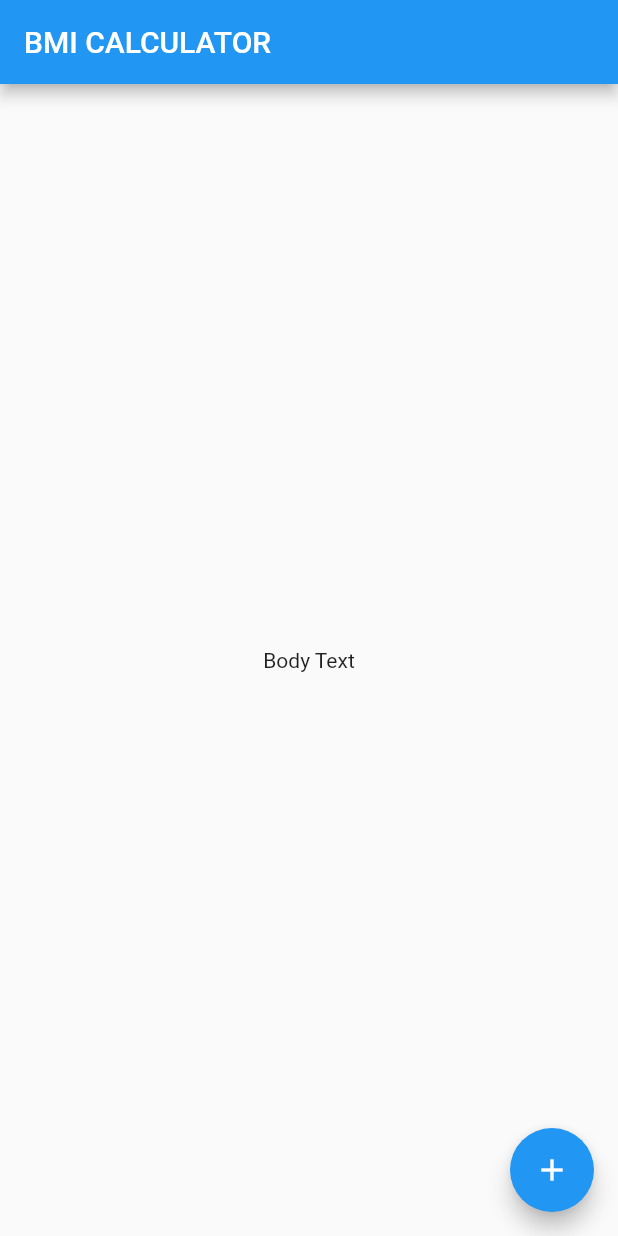
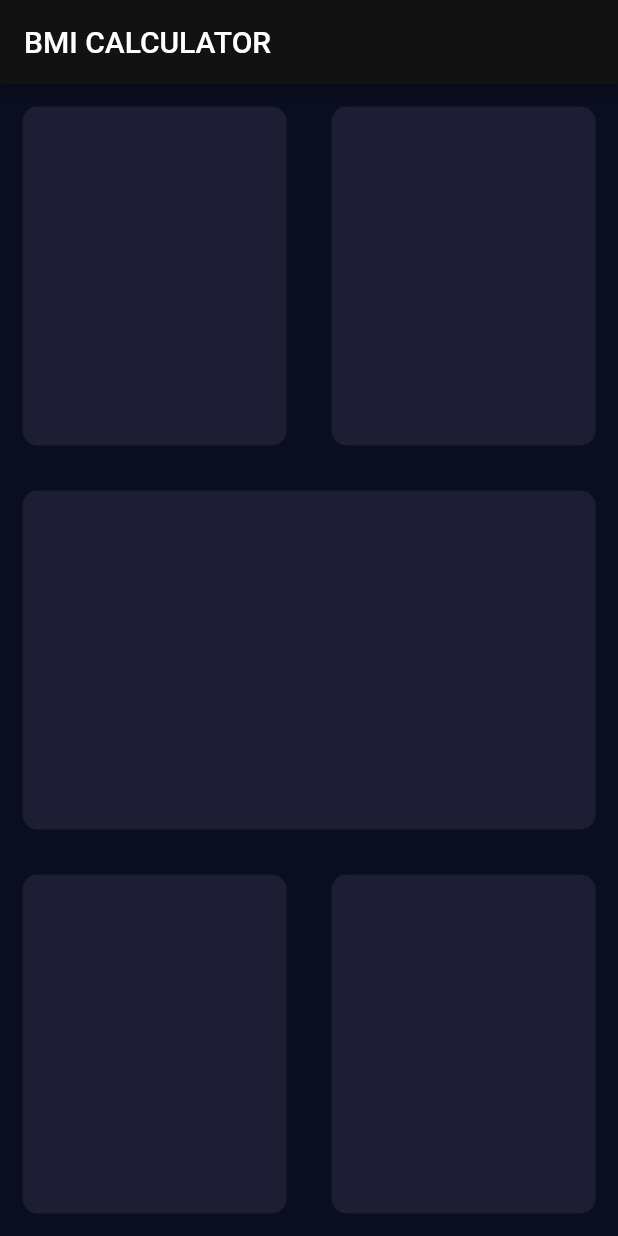
Before and after one commit to abdelrahman167565/BMI_calc_flutter, a Flutter app: the screen it shows after launch, on a phone screen of 412 x 824 dp. Run offline on Flutter 3.47's test engine with Material 2 defaults, Android fonts, the phone set to English and light mode, and no system bars.

```diff
--- /dev/null
+++ b/lib/input_page.dart
@@ -0,0 +1,76 @@
+import 'package:flutter/material.dart';
+
+class InputPage extends StatefulWidget {
+  @override
+  State<InputPage> createState() => _InputPageState();
+}
+
+class _InputPageState extends State<InputPage> {
+  @override
+  Widget build(BuildContext context) {
+    return Scaffold(
+        appBar: AppBar(
+          title: Text('BMI CALCULATOR'),
+        ),
+        body: Column(
+          children: <Widget>[
+            Expanded(
+              child: Row(children: <Widget>[
+                Expanded(
+                  child: ReusableCard(col: Color(0XFF1D1E33),),
+                ),
+                Expanded(
+                  child: ReusableCard(col: Color(0XFF1D1E33),),
+                ),
+              ]),
+            ),
+            Expanded(
+              child: ReusableCard(col: Color(0XFF1D1E33),),
+            ),
+            Expanded(
+              child: Row(children: <Widget>[
+                Expanded(
+                  child: ReusableCard(col: Color(0XFF1D1E33),)
+                ),
+                Expanded(
+                  child: ReusableCard(col: Color(0XFF1D1E33),),
+                ),
+              ]),
+            ),
+          ],
+        )
+
+        // floatingActionButton: FloatingActionButton(
+        //   onPressed: () {},
+        //   child: Icon(Icons.add),
+        // ),
+        );
+  }
+}
+
+class ReusableCard extends StatelessWidget {
+  Color col;
+  ReusableCard({required this.col});
+
+  @override
+  Widget build(BuildContext context) {
+    return Container(
+      margin: EdgeInsets.all(15.0),
+      decoration: BoxDecoration(
+        color: col,
+        borderRadius: BorderRadius.circular(10.0),
+      ),
+      // height: 200.0,
+      // width: 170.0,
+    );
+  }
+}
+// Container(
+// margin: EdgeInsets.all(15.0),
+// decoration: BoxDecoration(
+// color: Color(0XFF1D1E33),
+// borderRadius: BorderRadius.circular(10.0),
+// ),
+// height: 200.0,
+// width: 170.0,
+// ),
--- a/lib/main.dart
+++ b/lib/main.dart
@@ -1,36 +1,21 @@
+import 'dart:ui';
+import 'input_page.dart';
 import 'package:flutter/material.dart';
-void main()=>runApp(BMICalculator());
+
+void main() => runApp(BMICalculator());
+
 class BMICalculator extends StatelessWidget {
-
-
   @override
   Widget build(BuildContext context) {
     return MaterialApp(
-      home:InputPage(),
+      theme: ThemeData(
+          scaffoldBackgroundColor: Color(0xFF0A0E21),
+          colorScheme: ColorScheme.dark().copyWith(
+            primary: Color(0xFF0A0E21),
+           // secondary: Colors.purple,
+          ),
+          textTheme: TextTheme(bodyText1: TextStyle(color: Colors.white))),
+      home: InputPage(),
     );
   }
 }
-class InputPage extends StatefulWidget {
-
-  @override
-  State<InputPage> createState() => _InputPageState();
-}
-
-class _InputPageState extends State<InputPage> {
-  @override
-  Widget build(BuildContext context) {
-    return Scaffold(
-      appBar: AppBar(
-        title:Text('BMI CALCULATOR'),
-      ),
-      body: Center(
-        child:Text('Body Text'),
-      ),
-      floatingActionButton: FloatingActionButton(
-
-        onPressed: () {  },
-        child:Icon(Icons.add),
-      ),
-    );
-  }
-}
```
